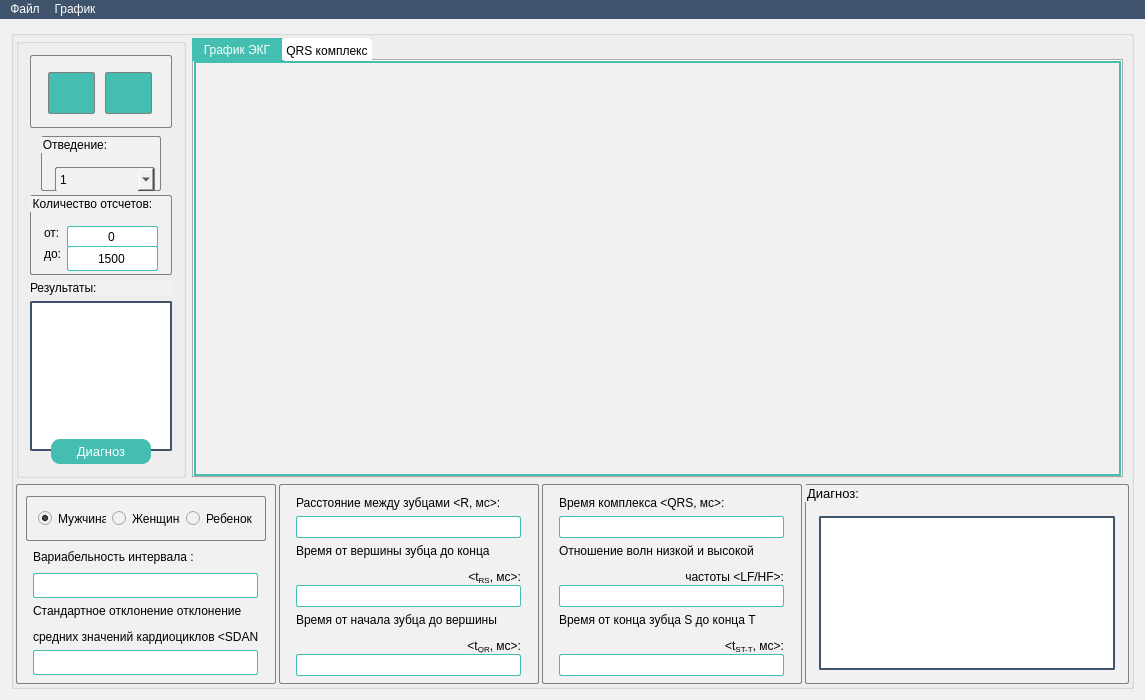
Qt form mainwindow.ui (mihail727/ekp) before a commit.
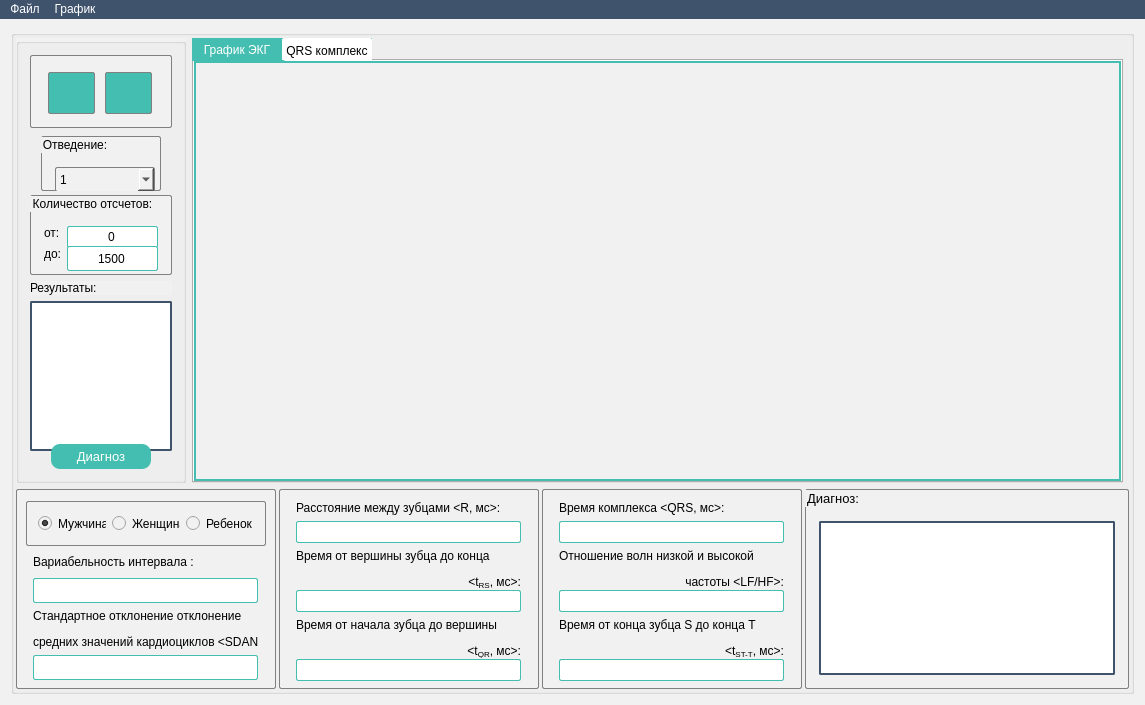
The same form after that commit. Icons and pictures are not drawn.

The edit to the form file:
```diff
--- a/mainwindow.ui
+++ b/mainwindow.ui
@@ -7,9 +7,15 @@
     <x>0</x>
     <y>0</y>
     <width>1145</width>
-    <height>700</height>
+    <height>705</height>
    </rect>
   </property>
+  <property name="minimumSize">
+   <size>
+    <width>0</width>
+    <height>705</height>
+   </size>
+  </property>
   <property name="windowTitle">
    <string>MainWindow</string>
   </property>
```
Left out of the diff: 2 changed lines with no effect on the pictures.
